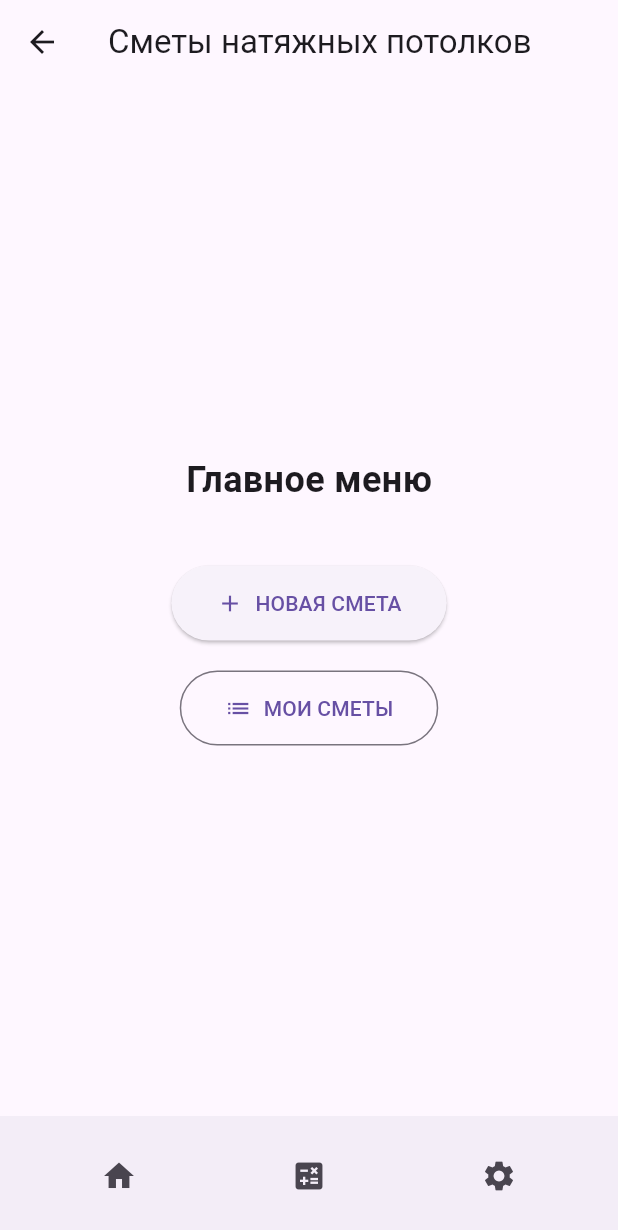
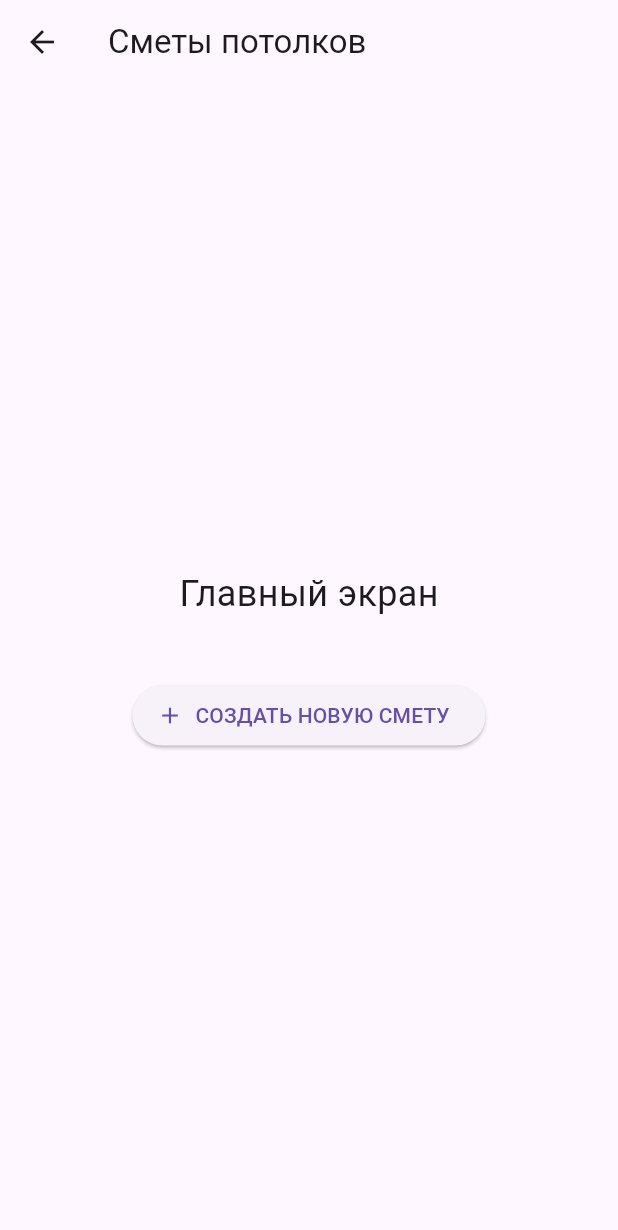
Before and after one commit to andersen-123/tension_ceiling_app_full, a Flutter app: the HomeScreen screen opened directly, on a phone screen of 412 x 824 dp. Shown: the top 1230 px of the screen. Run offline on Flutter 3.47's test engine with Material 3 defaults, Android fonts, the phone set to English and light mode, and no system bars; our stand-ins replace sqflite; accounts and stored records are empty.

Commit message:
Update home_screen.dart

```diff
--- a/lib/screens/home_screen.dart
+++ b/lib/screens/home_screen.dart
@@ -1,4 +1,5 @@
 import 'package:flutter/material.dart';
+import 'estimate_edit_screen.dart';
 
 class HomeScreen extends StatelessWidget {
   const HomeScreen({super.key});
@@ -6,58 +7,25 @@ class HomeScreen extends StatelessWidget {
   @override
   Widget build(BuildContext context) {
     return Scaffold(
-      appBar: AppBar(
-        title: const Text('Сметы натяжных потолков'),
-      ),
+      appBar: AppBar(title: const Text('Сметы потолков')),
       body: Center(
         child: Column(
           mainAxisAlignment: MainAxisAlignment.center,
           children: [
-            const Text(
-              'Главное меню',
-              style: TextStyle(fontSize: 24, fontWeight: FontWeight.bold),
-            ),
+            const Text('Главный экран', style: TextStyle(fontSize: 24)),
             const SizedBox(height: 40),
-            // Кнопка для создания новой сметы
             ElevatedButton.icon(
               onPressed: () {
-                // Позже здесь будет навигация на экран создания
-                ScaffoldMessenger.of(context).showSnackBar(
-                  const SnackBar(content: Text('Функция в разработке')),
+                Navigator.push(
+                  context,
+                  MaterialPageRoute(
+                    builder: (context) => const EstimateEditScreen(),
+                  ),
                 );
               },
               icon: const Icon(Icons.add),
-              label: const Text('НОВАЯ СМЕТА'),
-              style: ElevatedButton.styleFrom(
-                padding: const EdgeInsets.symmetric(horizontal: 30, vertical: 15),
-              ),
+              label: const Text('СОЗДАТЬ НОВУЮ СМЕТУ'),
             ),
-            const SizedBox(height: 20),
-            // Кнопка для просмотра списка смет
-            OutlinedButton.icon(
-              onPressed: () {
-                // Позже здесь будет навигация на список
-                ScaffoldMessenger.of(context).showSnackBar(
-                  const SnackBar(content: Text('Функция в разработке')),
-                );
-              },
-              icon: const Icon(Icons.list),
-              label: const Text('МОИ СМЕТЫ'),
-              style: OutlinedButton.styleFrom(
-                padding: const EdgeInsets.symmetric(horizontal: 30, vertical: 15),
-              ),
-            ),
-          ],
-        ),
-      ),
-      // Нижняя панель навигации (можно будет добавить позже)
-      bottomNavigationBar: BottomAppBar(
-        child: Row(
-          mainAxisAlignment: MainAxisAlignment.spaceAround,
-          children: [
-            IconButton(icon: const Icon(Icons.home), onPressed: () {}),
-            IconButton(icon: const Icon(Icons.calculate), onPressed: () {}),
-            IconButton(icon: const Icon(Icons.settings), onPressed: () {}),
           ],
         ),
       ),
```
